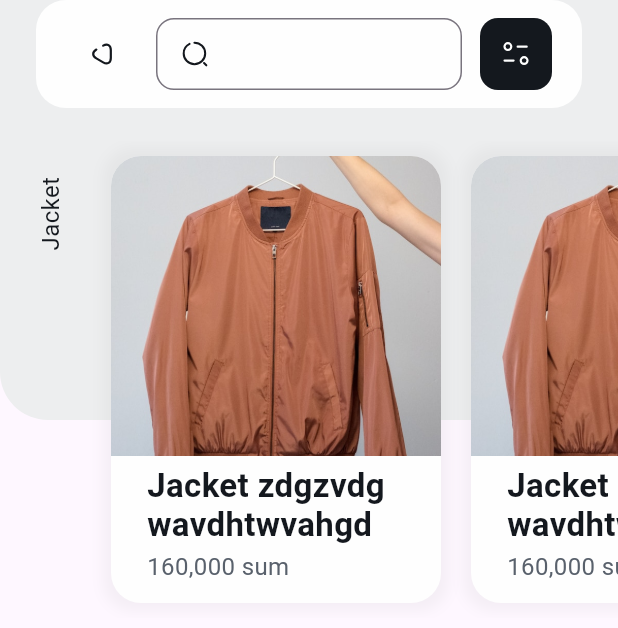
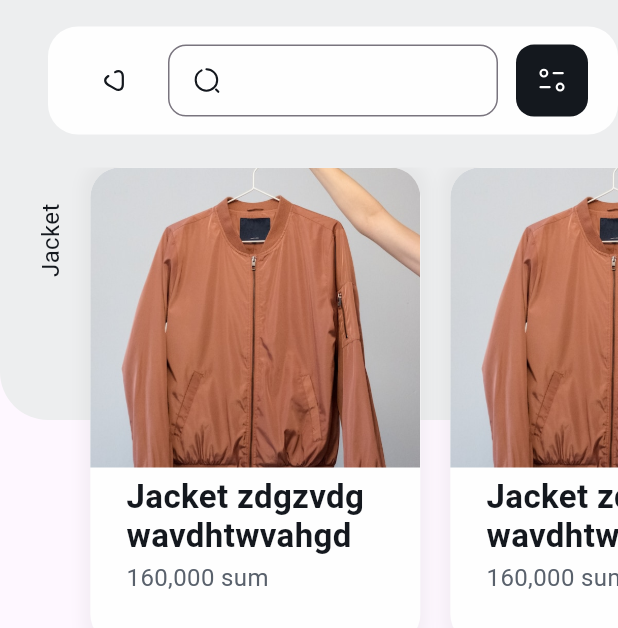
Before and after one commit to tursunalikhorunaliyev/alibi_shop, a Flutter app: the screen it shows after launch, on a phone screen of 412 x 824 dp. Shown: the top 628 px of the screen. Run offline on Flutter 3.47's test engine with Material 3 defaults, Android fonts, the phone set to English and light mode, and no system bars; our stand-ins replace another_flushbar, curved_navigation_bar, dio, flutter_bloc, flutter_screenutil, flutter_svg and 5 more; Roboto replaces fonts that are missing (Plus Jakarta Sans); project files that could hold a hidden picture were left out.

```diff
--- a/lib/feature/auth/congrats_screen/screen/congrats_screen.dart
+++ b/lib/feature/auth/congrats_screen/screen/congrats_screen.dart
@@ -37,7 +37,7 @@ class CongratsScreen extends StatelessWidget {
             ),
             SizedBox(height: 28.h),
             Image.asset(
-              Assets.congrats,
+              Assets.pictureCongrats,
               width: 160,
               height: 90,
             ),
--- a/lib/feature/auth/phone_number/screen/phone_number_screen.dart
+++ b/lib/feature/auth/phone_number/screen/phone_number_screen.dart
@@ -44,7 +44,7 @@ class _PhoneNumberScreenState extends State<PhoneNumberScreen> {
               ),
               SizedBox(height: 28.h),
               AuthField(
-                leadingIcon: Assets.iconsCall,
+                leadingIcon: Assets.iconsPhone,
                 floatingText: "Phone Number",
                 hintText: "+998 (__) ___ - __-__",
                 maskTextInputFormatter: InputMasks.phoneInputMask,
--- a/lib/feature/category/screen/category_screen.dart
+++ b/lib/feature/category/screen/category_screen.dart
@@ -1,6 +1,7 @@
 import 'package:alibi_shop/feature/category/widget/category_card.dart';
 import 'package:alibi_shop/feature/category/widget/top_search_widget.dart';
 import 'package:flutter/material.dart';
+import 'package:flutter_screenutil/flutter_screenutil.dart';
 
 class CategoryScreen extends StatelessWidget {
   static const String routeName = "/category_screen";
@@ -12,7 +13,7 @@ class CategoryScreen extends StatelessWidget {
     return Scaffold(
       body: SafeArea(
         child: Stack(
-          clipBehavior: Clip.hardEdge,
+          clipBehavior: Clip.none,
           children: [
             Container(
               width: double.infinity,
@@ -28,8 +29,9 @@ class CategoryScreen extends StatelessWidget {
             SingleChildScrollView(
               child: Column(
                 children: [
+                  SizedBox(height: 20.h),
                   const Padding(
-                    padding: EdgeInsets.symmetric(horizontal: 24),
+                    padding: EdgeInsets.only(left: 32),
                     child: TopSearchWidget(),
                   ),
                   const SizedBox(height: 22),
@@ -37,20 +39,17 @@ class CategoryScreen extends StatelessWidget {
                     children: [
                       SizedBox(
                         height: 318,
+                        child: Padding(
+                          padding: EdgeInsets.only(left: 42.w),
                           child: ListView.builder(
                             itemCount: 10,
                             shrinkWrap: true,
-                          padding: const EdgeInsets.only(
-                            bottom: 10,
-                            top: 10,
-                            left: 54,
-                            right: 24,
-                          ),
                             clipBehavior: Clip.antiAlias,
                             scrollDirection: Axis.horizontal,
                             itemBuilder: (context, index) => const Padding(
                               padding: EdgeInsets.only(left: 20),
                               child: CategoryCard(),
+                            ),
                           ),
                         ),
                       ),
--- a/lib/feature/widget/textfield/auth_field.dart
+++ b/lib/feature/widget/textfield/auth_field.dart
@@ -72,7 +72,7 @@ class _AuthFieldState extends State<AuthField> {
                       ? SizedBox(width: 16.h)
                       : const SizedBox(),
                   SizedBox(
-                    width: 300.w,
+                    width: 280.w,
                     child: TextField(
                       inputFormatters: widget.maskTextInputFormatter == null
                           ? []
```
Also changed, not shown: lib/feature/home/home/screen/home_screen.dart (+10 -21 lines), assets/icons/Setting-1.svg (added), assets/icons/Setting-2.svg (added), assets/icons/Setting.svg (added), assets/icons/User.svg (added), assets/icons/phone.svg (renamed from assets/icons/call.svg), lib/generated/assets.dart. Lines whose indentation alone changed are shown as unchanged.
